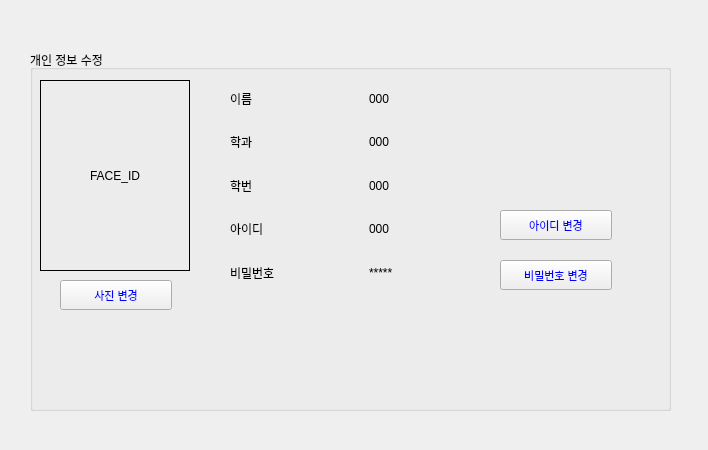
This is GUI/Std_EditProfile.ui in XUBINN/Capstone as Qt 5 draws it before an edit. The edited form follows.
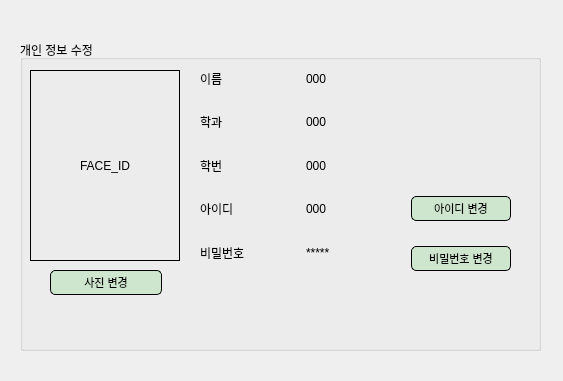
This is the edited form.

What changed in the file:
```diff
--- a/GUI/Std_EditProfile.ui
+++ b/GUI/Std_EditProfile.ui
@@ -9,8 +9,8 @@
    <rect>
     <x>0</x>
     <y>0</y>
-    <width>708</width>
-    <height>450</height>
+    <width>563</width>
+    <height>381</height>
    </rect>
   </property>
   <property name="windowTitle">
@@ -19,10 +19,10 @@
   <widget class="QGroupBox" name="groupBox">
    <property name="geometry">
     <rect>
-     <x>30</x>
-     <y>50</y>
-     <width>641</width>
-     <height>361</height>
+     <x>20</x>
+     <y>40</y>
+     <width>521</width>
+     <height>311</height>
     </rect>
    </property>
    <property name="title">
@@ -53,9 +53,9 @@
    <widget class="QWidget" name="layoutWidget">
     <property name="geometry">
      <rect>
-      <x>200</x>
-      <y>30</y>
-      <width>271</width>
+      <x>180</x>
+      <y>20</y>
+      <width>311</width>
       <height>211</height>
      </rect>
     </property>
@@ -138,6 +138,102 @@
        </item>
       </layout>
      </item>
+     <item>
+      <layout class="QVBoxLayout" name="verticalLayout_3">
+       <property name="spacing">
+        <number>25</number>
+       </property>
+       <item>
+        <widget class="QLabel" name="label_7">
+         <property name="text">
+          <string/>
+         </property>
+        </widget>
+       </item>
+       <item>
+        <widget class="QLabel" name="label_8">
+         <property name="text">
+          <string/>
+         </property>
+        </widget>
+       </item>
+       <item>
+        <widget class="QLabel" name="label_6">
+         <property name="text">
+          <string/>
+         </property>
+        </widget>
+       </item>
+       <item>
+        <widget class="QPushButton" name="pushButton_2">
+         <property name="sizePolicy">
+          <sizepolicy hsizetype="Preferred" vsizetype="Preferred">
+           <horstretch>0</horstretch>
+           <verstretch>0</verstretch>
+          </sizepolicy>
+         </property>
+         <property name="minimumSize">
+          <size>
+           <width>0</width>
+           <height>25</height>
+          </size>
+         </property>
+         <property name="font">
+          <font>
+           <pointsize>8</pointsize>
+           <weight>50</weight>
+           <bold>false</bold>
+          </font>
+         </property>
+         <property name="styleSheet">
+          <string notr="true">background:rgb(206, 229, 206);
+color:black;
+border-color:(0, 0, 0);
+border-style:solid;
+border-width:1px;
+border-radius:5px;</string>
+         </property>
+         <property name="text">
+          <string>아이디 변경</string>
+         </property>
+        </widget>
+       </item>
+       <item>
+        <widget class="QPushButton" name="pushButton_3">
+         <property name="sizePolicy">
+          <sizepolicy hsizetype="Preferred" vsizetype="Preferred">
+           <horstretch>0</horstretch>
+           <verstretch>0</verstretch>
+          </sizepolicy>
+         </property>
+         <property name="minimumSize">
+          <size>
+           <width>0</width>
+           <height>25</height>
+          </size>
+         </property>
+         <property name="font">
+          <font>
+           <pointsize>8</pointsize>
+           <weight>50</weight>
+           <bold>false</bold>
+          </font>
+         </property>
+         <property name="styleSheet">
+          <string notr="true">background:rgb(206, 229, 206);
+color:black;
+border-color:(0, 0, 0);
+border-style:solid;
+border-width:1px;
+border-radius:5px;</string>
+         </property>
+         <property name="text">
+          <string>비밀번호 변경</string>
+         </property>
+        </widget>
+       </item>
+      </layout>
+     </item>
     </layout>
    </widget>
    <widget class="QPushButton" name="pushButton">
@@ -146,63 +242,34 @@
       <x>30</x>
       <y>230</y>
       <width>112</width>
-      <height>30</height>
+      <height>25</height>
      </rect>
     </property>
+    <property name="minimumSize">
+     <size>
+      <width>0</width>
+      <height>0</height>
+     </size>
+    </property>
     <property name="font">
      <font>
       <pointsize>8</pointsize>
+      <weight>50</weight>
+      <bold>false</bold>
      </font>
     </property>
     <property name="styleSheet">
-     <string notr="true">color: rgb(0, 0, 255);</string>
+     <string notr="true">background:rgb(206, 229, 206);
+color:black;
+border-color:(0, 0, 0);
+border-style:solid;
+border-width:1px;
+border-radius:5px;</string>
     </property>
     <property name="text">
      <string>사진 변경</string>
     </property>
    </widget>
-   <widget class="QPushButton" name="pushButton_2">
-    <property name="geometry">
-     <rect>
-      <x>470</x>
-      <y>160</y>
-      <width>112</width>
-      <height>30</height>
-     </rect>
-    </property>
-    <property name="font">
-     <font>
-      <pointsize>8</pointsize>
-     </font>
-    </property>
-    <property name="styleSheet">
-     <string notr="true">color: rgb(0, 0, 255);</string>
-    </property>
-    <property name="text">
-     <string>아이디 변경</string>
-    </property>
-   </widget>
-   <widget class="QPushButton" name="pushButton_3">
-    <property name="geometry">
-     <rect>
-      <x>470</x>
-      <y>210</y>
-      <width>112</width>
-      <height>30</height>
-     </rect>
-    </property>
-    <property name="font">
-     <font>
-      <pointsize>8</pointsize>
-     </font>
-    </property>
-    <property name="styleSheet">
-     <string notr="true">color: rgb(0, 0, 255);</string>
-    </property>
-    <property name="text">
-     <string>비밀번호 변경</string>
-    </property>
-   </widget>
   </widget>
  </widget>
  <resources/>
```
